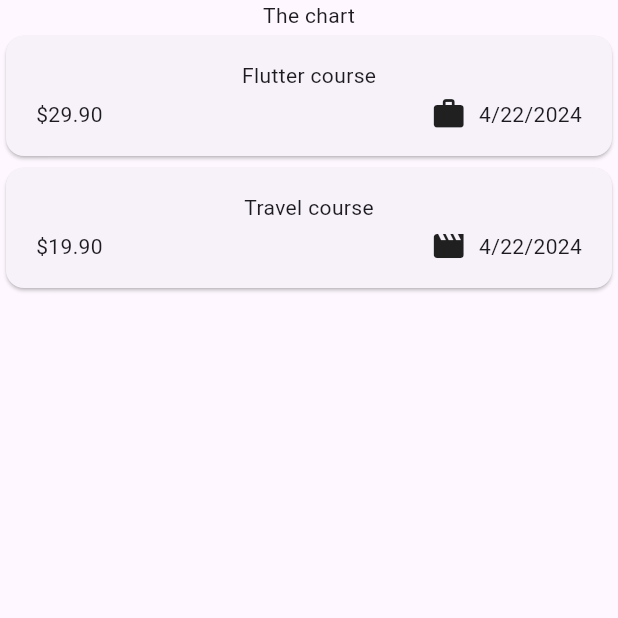
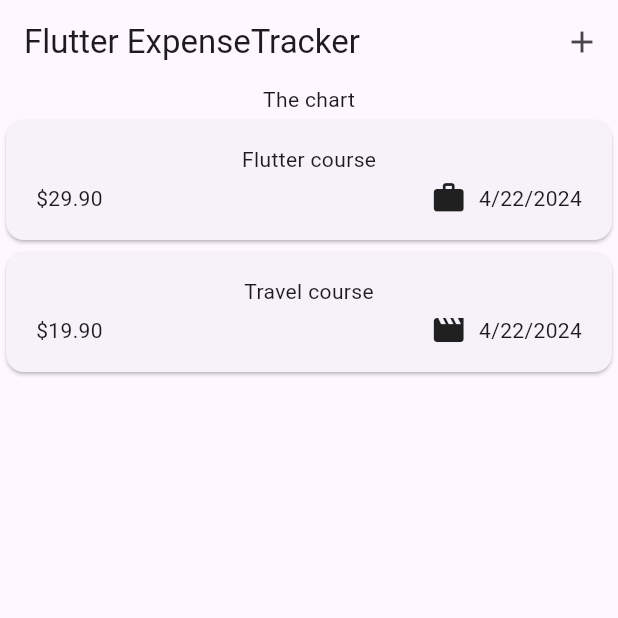
Before and after one commit to KarlieKKY/expense_tracker, a Flutter app: the screen it shows after launch, on a phone screen of 412 x 824 dp, the top half of it. Run offline on Flutter 3.47's test engine with Material 3 defaults, Android fonts, the phone set to English and light mode, and no system bars.

Commit message:
add new expense overlay

```diff
--- a/lib/widgets/expenses.dart
+++ b/lib/widgets/expenses.dart
@@ -26,9 +26,20 @@ class _ExpensesState extends State<Expenses> {
         category: Category.leisure)
   ];
 
+  void _openAddExpenseOverlay() {
+    showModalBottomSheet(context: context, builder: (ctx) => Text("modal"));
+  }
+
   @override
   Widget build(BuildContext context) {
     return Scaffold(
+      appBar: AppBar(
+        title: const Text("Flutter ExpenseTracker"),
+        actions: [
+          IconButton(
+              onPressed: _openAddExpenseOverlay, icon: const Icon(Icons.add)),
+        ],
+      ),
       body: Column(
         children: [
           const Text('The chart'),
```
